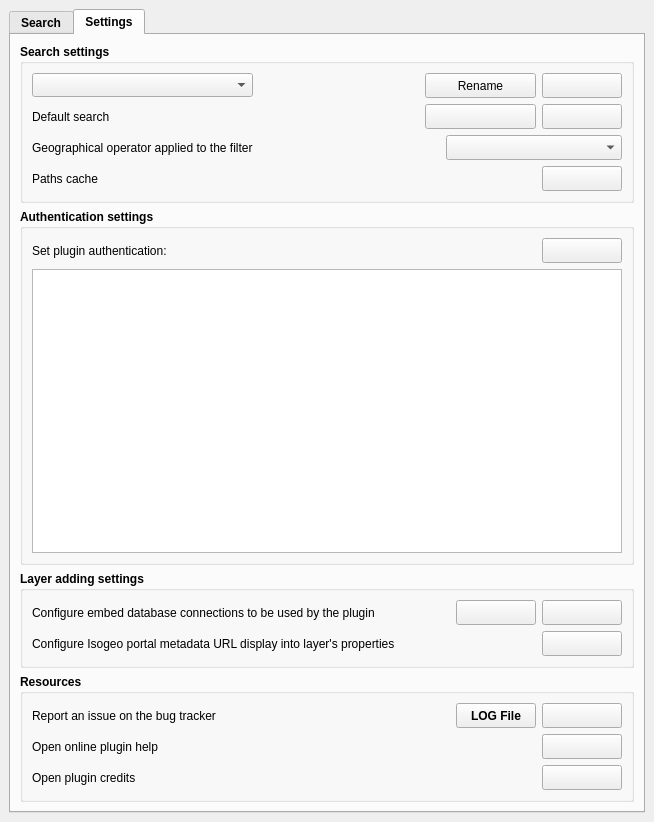
Qt form ui/isogeo_dockwidget_base.ui (isogeo/isogeo-plugin-qgis) before a commit.
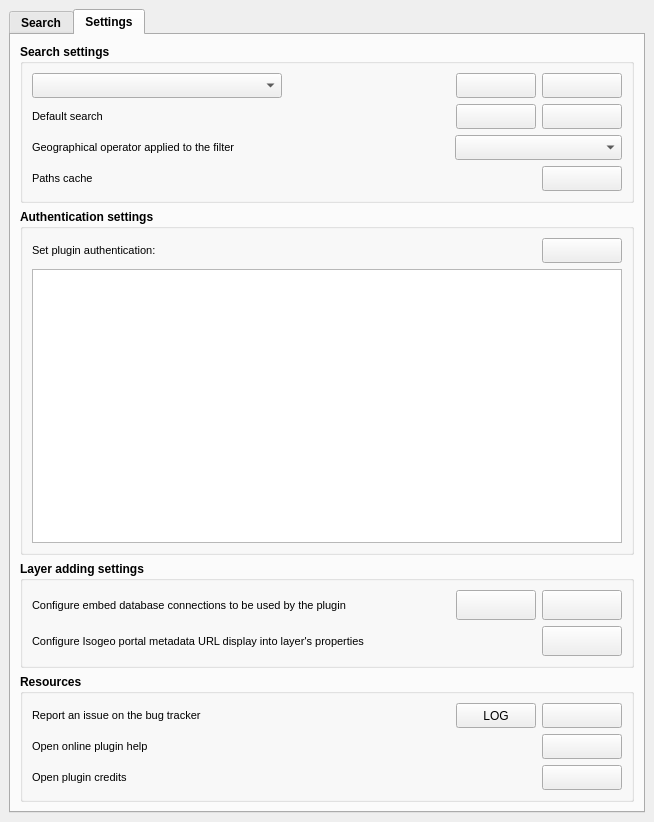
The same form after that commit. The open tabs and pages were chosen to show the change. Icons and pictures are not drawn. Custom widgets are drawn as their Qt base class.

Patch:
```diff
--- a/ui/isogeo_dockwidget_base.ui
+++ b/ui/isogeo_dockwidget_base.ui
@@ -1565,6 +1565,11 @@
        <layout class="QGridLayout" name="gridLayout_7">
         <item row="7" column="0">
          <widget class="QGroupBox" name="groupBox_4">
+          <property name="font">
+           <font>
+            <pointsize>9</pointsize>
+           </font>
+          </property>
           <property name="title">
            <string>Layer adding settings</string>
           </property>
@@ -1583,6 +1588,7 @@
                  </property>
                  <property name="font">
                   <font>
+                   <pointsize>8</pointsize>
                    <weight>50</weight>
                    <bold>false</bold>
                   </font>
@@ -1610,12 +1616,12 @@
                  <property name="minimumSize">
                   <size>
                    <width>80</width>
-                   <height>25</height>
+                   <height>30</height>
                   </size>
                  </property>
                  <property name="maximumSize">
                   <size>
-                   <width>100</width>
+                   <width>80</width>
                    <height>30</height>
                   </size>
                  </property>
@@ -1632,12 +1638,12 @@
                  <property name="minimumSize">
                   <size>
                    <width>80</width>
-                   <height>25</height>
+                   <height>30</height>
                   </size>
                  </property>
                  <property name="maximumSize">
                   <size>
-                   <width>100</width>
+                   <width>80</width>
                    <height>30</height>
                   </size>
                  </property>
@@ -1657,6 +1663,7 @@
                 <widget class="QLabel" name="label_portal_url">
                  <property name="font">
                   <font>
+                   <pointsize>8</pointsize>
                    <weight>50</weight>
                    <bold>false</bold>
                   </font>
@@ -1687,7 +1694,7 @@
                  <property name="minimumSize">
                   <size>
                    <width>80</width>
-                   <height>25</height>
+                   <height>30</height>
                   </size>
                  </property>
                  <property name="maximumSize">
@@ -1723,6 +1730,11 @@
             <height>121</height>
            </size>
           </property>
+          <property name="font">
+           <font>
+            <pointsize>9</pointsize>
+           </font>
+          </property>
           <property name="title">
            <string>Search settings</string>
           </property>
@@ -1735,10 +1747,16 @@
                 <widget class="QComboBox" name="cbb_quicksearch_edit">
                  <property name="minimumSize">
                   <size>
-                   <width>221</width>
-                   <height>24</height>
+                   <width>250</width>
+                   <height>25</height>
                   </size>
                  </property>
+                 <property name="font">
+                  <font>
+                   <weight>50</weight>
+                   <bold>false</bold>
+                  </font>
+                 </property>
                  <property name="toolTip">
                   <string>Edit quicksearch</string>
                  </property>
@@ -1761,14 +1779,14 @@
                 <widget class="QPushButton" name="btn_rename_sr">
                  <property name="minimumSize">
                   <size>
-                   <width>111</width>
+                   <width>80</width>
                    <height>25</height>
                   </size>
                  </property>
                  <property name="maximumSize">
                   <size>
-                   <width>115</width>
-                   <height>25</height>
+                   <width>80</width>
+                   <height>30</height>
                   </size>
                  </property>
                  <property name="font">
@@ -1778,7 +1796,7 @@
                   </font>
                  </property>
                  <property name="text">
-                  <string>Rename</string>
+                  <string/>
                  </property>
                  <property name="icon">
                   <iconset resource="../resources.qrc">
@@ -1823,6 +1841,7 @@
                 <widget class="QLabel" name="lbl_default">
                  <property name="font">
                   <font>
+                   <pointsize>8</pointsize>
                    <weight>50</weight>
                    <bold>false</bold>
                   </font>
@@ -1849,14 +1868,14 @@
                 <widget class="QPushButton" name="btn_default_save">
                  <property name="minimumSize">
                   <size>
-                   <width>111</width>
+                   <width>80</width>
                    <height>25</height>
                   </size>
                  </property>
                  <property name="maximumSize">
                   <size>
-                   <width>115</width>
-                   <height>25</height>
+                   <width>80</width>
+                   <height>30</height>
                   </size>
                  </property>
                  <property name="text">
@@ -1899,6 +1918,7 @@
                 <widget class="QLabel" name="lbl_geo_op">
                  <property name="font">
                   <font>
+                   <pointsize>8</pointsize>
                    <weight>50</weight>
                    <bold>false</bold>
                   </font>
@@ -1925,16 +1945,22 @@
                 <widget class="QComboBox" name="cbb_geo_op">
                  <property name="minimumSize">
                   <size>
-                   <width>176</width>
+                   <width>167</width>
                    <height>25</height>
                   </size>
                  </property>
                  <property name="maximumSize">
                   <size>
-                   <width>250</width>
-                   <height>25</height>
+                   <width>167</width>
+                   <height>30</height>
                   </size>
                  </property>
+                 <property name="font">
+                  <font>
+                   <weight>50</weight>
+                   <bold>false</bold>
+                  </font>
+                 </property>
                 </widget>
                </item>
               </layout>
@@ -1951,6 +1977,7 @@
                 <widget class="QLabel" name="lbl_cache">
                  <property name="font">
                   <font>
+                   <pointsize>8</pointsize>
                    <weight>50</weight>
                    <bold>false</bold>
                   </font>
@@ -2011,6 +2038,17 @@
         </item>
         <item row="6" column="0">
          <widget class="QGroupBox" name="groupBox">
+          <property name="maximumSize">
+           <size>
+            <width>16777215</width>
+            <height>400</height>
+           </size>
+          </property>
+          <property name="font">
+           <font>
+            <pointsize>9</pointsize>
+           </font>
+          </property>
           <property name="title">
            <string>Authentication settings</string>
           </property>
@@ -2023,6 +2061,11 @@
                <height>300</height>
               </size>
              </property>
+             <property name="font">
+              <font>
+               <pointsize>8</pointsize>
+              </font>
+             </property>
             </widget>
            </item>
            <item row="0" column="0">
@@ -2031,6 +2074,7 @@
               <widget class="QLabel" name="lbl_auth">
                <property name="font">
                 <font>
+                 <pointsize>8</pointsize>
                  <weight>50</weight>
                  <bold>false</bold>
                 </font>
@@ -2077,6 +2121,11 @@
         </item>
         <item row="8" column="0">
          <widget class="QGroupBox" name="groupBox_3">
+          <property name="font">
+           <font>
+            <pointsize>9</pointsize>
+           </font>
+          </property>
           <property name="title">
            <string>Resources</string>
           </property>
@@ -2089,6 +2138,7 @@
                 <widget class="QLabel" name="lbl_report">
                  <property name="font">
                   <font>
+                   <pointsize>8</pointsize>
                    <weight>50</weight>
                    <bold>false</bold>
                   </font>
@@ -2121,10 +2171,17 @@
                  </property>
                  <property name="maximumSize">
                   <size>
-                   <width>100</width>
+                   <width>80</width>
                    <height>30</height>
                   </size>
                  </property>
+                 <property name="font">
+                  <font>
+                   <pointsize>9</pointsize>
+                   <weight>50</weight>
+                   <bold>false</bold>
+                  </font>
+                 </property>
                  <property name="cursor">
                   <cursorShape>PointingHandCursor</cursorShape>
                  </property>
@@ -2135,7 +2192,7 @@
                   <bool>true</bool>
                  </property>
                  <property name="text">
-                  <string>LOG File</string>
+                  <string>LOG</string>
                  </property>
                  <property name="icon">
                   <iconset resource="../resources.qrc">
@@ -2180,6 +2237,7 @@
                 <widget class="QLabel" name="lbl_help">
                  <property name="font">
                   <font>
+                   <pointsize>8</pointsize>
                    <weight>50</weight>
                    <bold>false</bold>
                   </font>
@@ -2242,6 +2300,7 @@
                 <widget class="QLabel" name="lbl_credits">
                  <property name="font">
                   <font>
+                   <pointsize>8</pointsize>
                    <weight>50</weight>
                    <bold>false</bold>
                   </font>
```
Left out of the diff: 170 changed lines with no effect on the pictures.
